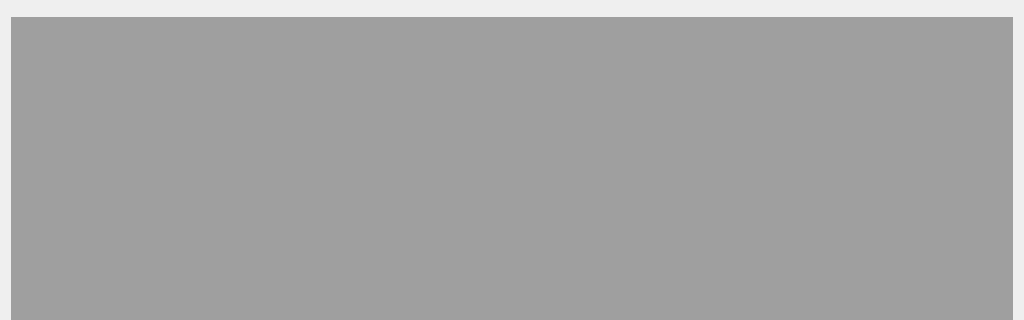
This is src/gui/mainwindow.ui in GENIVI/CANdevStudio as Qt 5 draws it before an edit; both pictures show x 0 to 1024 and y 0 to 320 of the 1024 by 768 pixel window. The edited form follows.
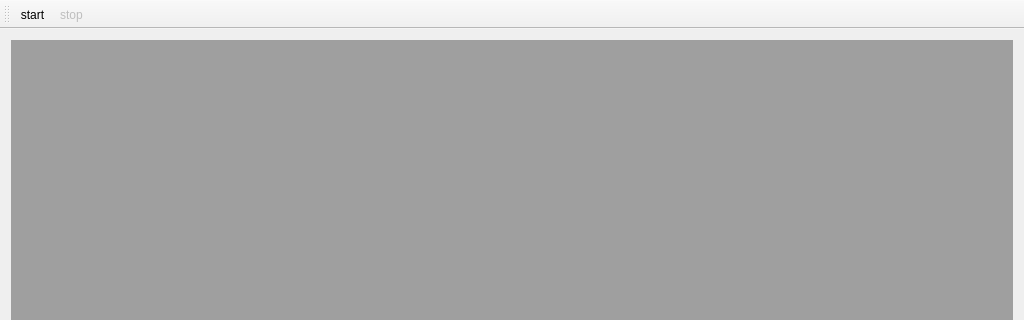
This is the edited form. Custom widgets are drawn as their Qt base class.

Commit message: changed toolbar solution to QToolbarr

Patch:
```diff
--- a/src/gui/mainwindow.ui
+++ b/src/gui/mainwindow.ui
@@ -27,9 +27,6 @@
   </property>
   <widget class="QWidget" name="centralWidget">
    <layout class="QVBoxLayout" name="verticalLayout_2">
-    <item>
-     <widget class="CdsToolbar" name="Toolbar" native="true"/>
-    </item>
     <item>
      <layout class="QVBoxLayout" name="verticalLayout">
       <item>
@@ -39,16 +36,34 @@
     </item>
    </layout>
   </widget>
+  <widget class="QToolBar" name="toolBar">
+   <property name="windowTitle">
+    <string>toolBar</string>
+   </property>
+   <attribute name="toolBarArea">
+    <enum>TopToolBarArea</enum>
+   </attribute>
+   <attribute name="toolBarBreak">
+    <bool>false</bool>
+   </attribute>
+   <addaction name="actionstart"/>
+   <addaction name="actionstop"/>
+  </widget>
+  <action name="actionstart">
+   <property name="text">
+    <string>start</string>
+   </property>
+  </action>
+  <action name="actionstop">
+   <property name="enabled">
+    <bool>false</bool>
+   </property>
+   <property name="text">
+    <string>stop</string>
+   </property>
+  </action>
  </widget>
  <layoutdefault spacing="6" margin="11"/>
- <customwidgets>
-  <customwidget>
-   <class>CdsToolbar</class>
-   <extends>QWidget</extends>
-   <header location="global">cdstoolbar.h</header>
-   <container>1</container>
-  </customwidget>
- </customwidgets>
  <resources/>
  <connections/>
 </ui>
```
The commit also changes 5 other files.
